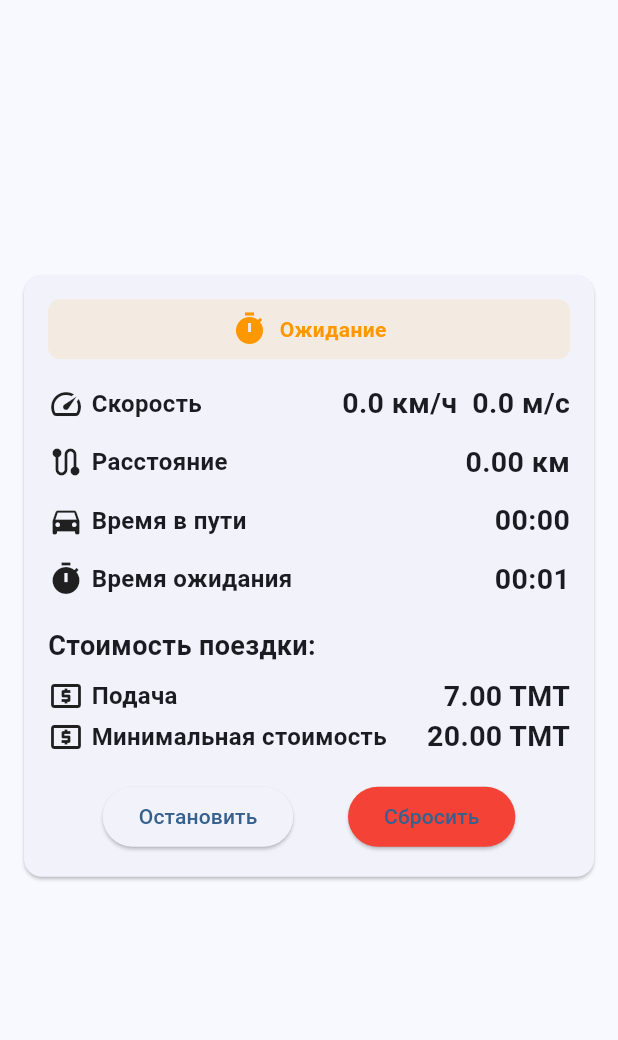
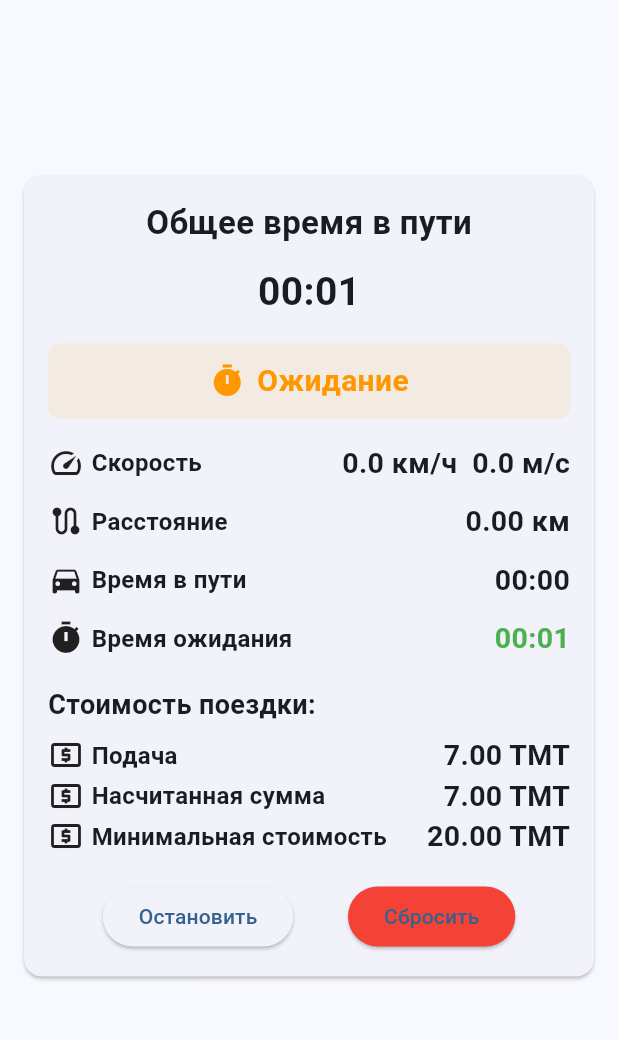
Before and after one commit to interdev7/tracker, a Flutter app: the screen it shows after launch, after a tap on "Начать", on a phone screen of 412 x 824 dp, the part 84-1124 px from its top. Run offline on Flutter 3.47's test engine with Material 3 defaults, Android fonts, the phone set to English and light mode, and no system bars; our stand-ins replace equatable, geolocator, shared_preferences.

Commit message:
added: common time

```diff
--- /dev/null
+++ b/lib/core/utils/utils.dart
@@ -0,0 +1,14 @@
+String formatDuration(int seconds) {
+  final hours = seconds ~/ 3600;
+  final minutes = (seconds % 3600) ~/ 60;
+  final remainingSeconds = seconds % 60;
+
+  return hours > 0
+      ? '${hours.toString().padLeft(2, '0')}:${minutes.toString().padLeft(2, '0')}:${remainingSeconds.toString().padLeft(2, '0')}'
+      : '${minutes.toString().padLeft(2, '0')}:${remainingSeconds.toString().padLeft(2, '0')}';
+}
+
+int calculateAvailableWaitingTime(int waitingTimeSeconds, int freeWaitingSeconds) {
+  final free = (freeWaitingSeconds * 60) - waitingTimeSeconds;
+  return free > 0 ? free : 0;
+}
--- a/lib/data/repositories/trip_repository.dart
+++ b/lib/data/repositories/trip_repository.dart
@@ -6,12 +6,11 @@ class TripRepository {
   static const String _tripStateKey = 'trip_state';
   SharedPreferences? _prefs;
 
-  TripRepository() {
-    _init();
-  }
+  TripRepository();
 
-  Future<void> _init() async {
+  Future<SharedPreferences?> init() async {
     _prefs = await SharedPreferences.getInstance();
+    return _prefs;
   }
 
   Future<void> saveTripState(TripState state) async {
@@ -19,6 +18,7 @@ class TripRepository {
       'distanceKm': state.distanceKm,
       'tripTimeSeconds': state.tripTimeSeconds,
       'waitingTimeSeconds': state.waitingTimeSeconds,
+      'availableWaitingTime': state.availableWaitingTime,
       'isTracking': state.isTracking,
       'isMoving': state.isMoving,
       'currentSpeed': state.currentSpeed,
@@ -40,6 +40,7 @@ class TripRepository {
       distanceKm: (stateMap['distanceKm'] ?? 0.0) as double,
       tripTimeSeconds: (stateMap['tripTimeSeconds'] ?? 0) as int,
       waitingTimeSeconds: (stateMap['waitingTimeSeconds'] ?? 0) as int,
+      availableWaitingTime: (stateMap['availableWaitingTime'] ?? 2) as int,
       isTracking: (stateMap['isTracking'] ?? false) as bool,
       isMoving: (stateMap['isMoving'] ?? false) as bool,
       currentSpeed: (stateMap['currentSpeed'] ?? 0.0) as double,
--- a/lib/domain/entities/trip_state.dart
+++ b/lib/domain/entities/trip_state.dart
@@ -12,6 +12,8 @@ class TripState extends Equatable {
   final double locationAccuracy; // GPS location accuracy
   final DateTime? lastUpdateTime; // Last GPS update time
   final List<double> recentSpeeds; // Buffer for recent speed values
+  final int availableWaitingTime; // Available waiting time in minutes
+  final int commonTime; // Common time in seconds
 
   const TripState({
     this.distanceKm = 0.0,
@@ -23,8 +25,10 @@ class TripState extends Equatable {
     this.startTime,
     this.speedAccuracy = 0.0,
     this.locationAccuracy = 0.0,
+    this.availableWaitingTime = 2,
     this.lastUpdateTime,
     this.recentSpeeds = const [],
+    this.commonTime = 0,
   });
 
   TripState copyWith({
@@ -39,6 +43,8 @@ class TripState extends Equatable {
     double? locationAccuracy,
     DateTime? lastUpdateTime,
     List<double>? recentSpeeds,
+    int? availableWaitingTime,
+    int? commonTime,
   }) {
     return TripState(
       distanceKm: distanceKm ?? this.distanceKm,
@@ -52,6 +58,8 @@ class TripState extends Equatable {
       locationAccuracy: locationAccuracy ?? this.locationAccuracy,
       lastUpdateTime: lastUpdateTime ?? this.lastUpdateTime,
       recentSpeeds: recentSpeeds ?? this.recentSpeeds,
+      availableWaitingTime: availableWaitingTime ?? this.availableWaitingTime,
+      commonTime: commonTime ?? this.commonTime,
     );
   }
 
@@ -79,5 +87,7 @@ class TripState extends Equatable {
         locationAccuracy,
         lastUpdateTime,
         recentSpeeds,
+        availableWaitingTime,
+        commonTime,
       ];
 }
--- a/lib/domain/services/price_calculator.dart
+++ b/lib/domain/services/price_calculator.dart
@@ -1,7 +1,9 @@
+import 'package:tracker/core/utils/utils.dart';
+
 import '../../core/constants/tracker_properties.dart';
 
 class PriceCalculator {
-  static double calculateTripPrice({
+  static TotalPrice calculateTripPrice({
     required double distanceKm,
     required int waitingTimeSeconds,
     required DateTime? startTime,
@@ -30,7 +32,46 @@ class PriceCalculator {
       }
     }
 
-    // Ensure minimum trip price (20 манат)
-    return totalPrice < properties.minimumTripPrice ? properties.minimumTripPrice : totalPrice;
+    // Если стоимость поездки меньше минимальной стоимости, то устанавливаем минимальную стоимость
+    final movedPrice = totalPrice < properties.minimumTripPrice ? properties.minimumTripPrice : totalPrice;
+
+    return TotalPrice(
+      basePrice: properties.basePrice,
+      movingPrice: totalPrice,
+      tripPrice: movedPrice,
+      availableWaitingTime: calculateAvailableWaitingTime(waitingTimeSeconds, properties.freeWaitingMinutes),
+    );
   }
 }
+
+class TotalPrice {
+  /// Стоимость подачи
+  double basePrice;
+
+  /// Стоимость движения
+  double movingPrice;
+
+  /// Стоимость поездки
+  double tripPrice;
+
+  /// Оставшееся допустимое время ожидания
+  int availableWaitingTime;
+
+  TotalPrice({
+    required this.basePrice,
+    required this.movingPrice,
+    required this.tripPrice,
+    required this.availableWaitingTime,
+  });
+
+  @override
+  String toString() {
+    return """TotalPrice(
+    basePrice: ${basePrice.toStringAsFixed(2)} манат,
+    movingPrice: ${movingPrice.toStringAsFixed(2)} манат,
+    tripPrice: ${tripPrice.toStringAsFixed(2)} манат,
+    availableWaitingTime: ${formatDuration(availableWaitingTime)}
+    )
+    """;
+  }
+}
--- a/lib/presentation/providers/tracker_provider.dart
+++ b/lib/presentation/providers/tracker_provider.dart
@@ -2,6 +2,7 @@ import 'dart:async';
 import 'dart:developer';
 import 'package:flutter/foundation.dart';
 import 'package:geolocator/geolocator.dart';
+import 'package:tracker/core/utils/utils.dart';
 import '../../data/repositories/trip_repository.dart';
 import '../../domain/entities/trip_state.dart';
 import '../../core/constants/tracker_properties.dart';
@@ -31,6 +32,10 @@ class TrackerProvider extends ChangeNotifier {
   bool get isMoving => _state.isMoving;
   double get currentSpeed => _state.currentSpeed;
   double get averageSpeed => _state.averageSpeed;
+  int get commonTime => _state.commonTime;
+  bool get hasFreeWaitingTime => _state.waitingTimeSeconds < (_properties.freeWaitingMinutes * 60);
+
+  TripState get state => _state;
 
   TrackerProperties get properties => _properties;
 
@@ -41,6 +46,7 @@ class TrackerProvider extends ChangeNotifier {
 
   // Initialize tracking
   Future<void> initialize() async {
+    await _repository.init();
     final savedState = _repository.loadTripState();
     if (savedState != null) {
       _state = savedState;
@@ -82,6 +88,7 @@ class TrackerProvider extends ChangeNotifier {
       isTracking: false,
       isMoving: false,
       recentSpeeds: [],
+      commonTime: _state.commonTime,
     );
     await _repository.saveTripState(_state);
     notifyListeners();
@@ -116,13 +123,19 @@ class TrackerProvider extends ChangeNotifier {
           double speedKmH = position.speed * 3.6; // Convert m/s to km/h
 
           // Немедленная проверка скорости
+          // Если скорость меньше пороговой, то считаем, что машина не движется
           if (speedKmH < _properties.movementThreshold) {
+            final availableWaitingTime = calculateAvailableWaitingTime(
+              _state.waitingTimeSeconds,
+              _properties.freeWaitingMinutes,
+            );
             _state = _state.copyWith(
               isMoving: false,
               currentSpeed: speedKmH,
               speedAccuracy: position.speedAccuracy,
               locationAccuracy: position.accuracy,
               lastUpdateTime: now,
+              availableWaitingTime: availableWaitingTime,
             );
             await _repository.saveTripState(_state);
             notifyListeners();
@@ -208,7 +221,9 @@ class TrackerProvider extends ChangeNotifier {
     // Таймер для обновления времени
     _timer = Timer.periodic(const Duration(seconds: 1), (_) async {
       if (!_state.isTracking) return;
-
+      _state = _state.copyWith(
+        commonTime: _state.commonTime + 1,
+      );
       final now = DateTime.now();
       final lastUpdate = _state.lastUpdateTime ?? now;
 
--- a/lib/presentation/widgets/trip_info_widget.dart
+++ b/lib/presentation/widgets/trip_info_widget.dart
@@ -1,21 +1,12 @@
 import 'package:flutter/material.dart';
 import 'package:provider/provider.dart';
+import 'package:tracker/core/utils/utils.dart';
 
 import '../../domain/services/price_calculator.dart';
 import '../providers/tracker_provider.dart';
 
 class TripInfoWidget extends StatelessWidget {
   const TripInfoWidget({super.key});
-
-  String _formatDuration(int seconds) {
-    final hours = seconds ~/ 3600;
-    final minutes = (seconds % 3600) ~/ 60;
-    final remainingSeconds = seconds % 60;
-
-    return hours > 0
-        ? '${hours.toString().padLeft(2, '0')}:${minutes.toString().padLeft(2, '0')}:${remainingSeconds.toString().padLeft(2, '0')}'
-        : '${minutes.toString().padLeft(2, '0')}:${remainingSeconds.toString().padLeft(2, '0')}';
-  }
 
   @override
   Widget build(BuildContext context) {
@@ -27,6 +18,7 @@ class TripInfoWidget extends StatelessWidget {
           startTime: null, // We'll calculate without time-based pricing in the UI
           properties: tracker.properties,
         );
+        // final hasFreeWaitingTime = tracker.waitingTime < tracker.properties.freeWaitingMinutes;
 
         return Card(
           margin: const EdgeInsets.all(16),
@@ -36,8 +28,31 @@ class TripInfoWidget extends StatelessWidget {
               crossAxisAlignment: CrossAxisAlignment.start,
               mainAxisSize: MainAxisSize.min,
               children: [
-                if (tracker.isTracking) ...[
-                  Container(
+                const Center(
+                  child: Text(
+                    'Общее время в пути',
+                    style: TextStyle(
+                      fontSize: 22,
+                      fontWeight: FontWeight.bold,
+                    ),
+                  ),
+                ),
+                const SizedBox(height: 12),
+                Center(
+                  child: Text(
+                    formatDuration(tracker.commonTime),
+                    style: const TextStyle(
+                      fontSize: 26,
+                      fontWeight: FontWeight.bold,
+                    ),
+                  ),
+                ),
+                const SizedBox(height: 16),
+                SizedBox(
+                  width: double.infinity,
+                  height: 50,
+                  child: tracker.isTracking
+                      ? Container(
                           padding: const EdgeInsets.symmetric(vertical: 8, horizontal: 16),
                           decoration: BoxDecoration(
                             color: tracker.isMoving ? Colors.green.withOpacity(0.1) : Colors.orange.withOpacity(0.1),
@@ -56,6 +71,7 @@ class TripInfoWidget extends StatelessWidget {
                                 style: TextStyle(
                                   color: tracker.isMoving ? Colors.green : Colors.orange,
                                   fontWeight: FontWeight.bold,
+                                  fontSize: 20,
                                 ),
                               ),
                               if (tracker.isMoving) ...[
@@ -70,9 +86,10 @@ class TripInfoWidget extends StatelessWidget {
                               ],
                             ],
                           ),
+                        )
+                      : const SizedBox.shrink(),
                 ),
                 const SizedBox(height: 16),
-                ],
                 _InfoRow(
                   icon: Icons.speed,
                   label: 'Скорость',
@@ -88,13 +105,14 @@ class TripInfoWidget extends StatelessWidget {
                 _InfoRow(
                   icon: Icons.directions_car,
                   label: 'Время в пути',
-                  value: _formatDuration(tracker.tripTime),
+                  value: formatDuration(tracker.tripTime),
                 ),
                 const SizedBox(height: 12),
                 _InfoRow(
                   icon: Icons.timer,
                   label: 'Время ожидания',
-                  value: _formatDuration(tracker.waitingTime),
+                  color: tracker.hasFreeWaitingTime ? Colors.green : Colors.red,
+                  value: formatDuration(tracker.waitingTime),
                 ),
                 const SizedBox(height: 18),
                 const Text(
@@ -109,6 +127,11 @@ class TripInfoWidget extends StatelessWidget {
                   icon: Icons.local_atm,
                   label: 'Подача',
                   value: "${tracker.properties.basePrice.toStringAsFixed(2)} ${tracker.properties.currency}",
+                ),
+                _InfoRow(
+                  icon: Icons.local_atm,
+                  label: 'Насчитанная сумма',
+                  value: '${price.movingPrice.toStringAsFixed(2)} ${tracker.properties.currency}',
                 ),
                 _InfoRow(
                   icon: Icons.local_atm,
@@ -153,11 +176,13 @@ class _InfoRow extends StatelessWidget {
   final IconData icon;
   final String label;
   final String value;
+  final Color? color;
 
   const _InfoRow({
     required this.icon,
     required this.label,
     required this.value,
+    this.color,
   });
 
   @override
@@ -176,9 +201,10 @@ class _InfoRow extends StatelessWidget {
         const Spacer(),
         Text(
           value,
-          style: const TextStyle(
+          style: TextStyle(
             fontSize: 19,
             fontWeight: FontWeight.w600,
+            color: color,
           ),
         ),
       ],
```
Lines whose indentation alone changed are shown as unchanged.
